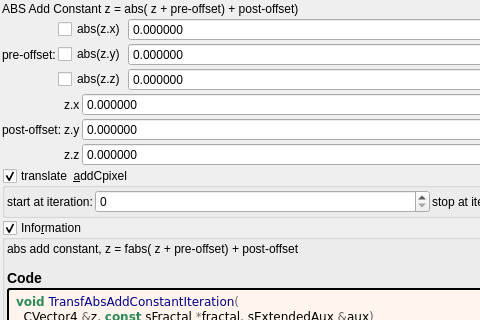
Old version of the form mandelbulber2/formula/ui/transf_abs_add_constant.ui in the repository buddhi1980/mandelbulber2; both pictures show x 0 to 480 and y 0 to 320 of the 862 by 1005 pixel window.
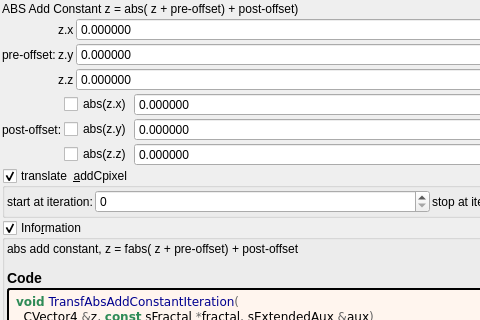
New version of the form. Custom widgets are drawn as their Qt base class.

Diff of the .ui file:
```diff
--- a/mandelbulber2/formula/ui/transf_abs_add_constant.ui
+++ b/mandelbulber2/formula/ui/transf_abs_add_constant.ui
@@ -116,27 +116,6 @@
        </property>
       </widget>
      </item>
-     <item row="0" column="1">
-      <widget class="MyCheckBox" name="checkBox_transf_function_enabledx">
-       <property name="text">
-        <string notr="true">abs(z.x)</string>
-       </property>
-      </widget>
-     </item>
-     <item row="1" column="1">
-      <widget class="MyCheckBox" name="checkBox_transf_function_enabledy">
-       <property name="text">
-        <string notr="true">abs(z.y)</string>
-       </property>
-      </widget>
-     </item>
-     <item row="2" column="1">
-      <widget class="MyCheckBox" name="checkBox_transf_function_enabledz">
-       <property name="text">
-        <string notr="true">abs(z.z)</string>
-       </property>
-      </widget>
-     </item>
      <item row="1" column="0">
       <widget class="QLabel" name="label_23">
        <property name="text">
@@ -144,6 +123,27 @@
        </property>
       </widget>
      </item>
+     <item row="0" column="1">
+      <widget class="QLabel" name="label_122">
+       <property name="text">
+        <string notr="true">z.x</string>
+       </property>
+      </widget>
+     </item>
+     <item row="1" column="1">
+      <widget class="QLabel" name="label_133">
+       <property name="text">
+        <string notr="true">z.y</string>
+       </property>
+      </widget>
+     </item>
+     <item row="2" column="1">
+      <widget class="QLabel" name="label_134">
+       <property name="text">
+        <string notr="true">z.z</string>
+       </property>
+      </widget>
+     </item>
     </layout>
    </item>
    <item>
@@ -151,27 +151,6 @@
      <property name="spacing">
       <number>2</number>
      </property>
-     <item row="0" column="1">
-      <widget class="QLabel" name="label_122">
-       <property name="text">
-        <string notr="true">z.x</string>
-       </property>
-      </widget>
-     </item>
-     <item row="2" column="1">
-      <widget class="QLabel" name="label_134">
-       <property name="text">
-        <string notr="true">z.z</string>
-       </property>
-      </widget>
-     </item>
-     <item row="1" column="1">
-      <widget class="QLabel" name="label_133">
-       <property name="text">
-        <string notr="true">z.y</string>
-       </property>
-      </widget>
-     </item>
      <item row="1" column="0">
       <widget class="QLabel" name="label_259">
        <property name="text">
@@ -263,6 +242,27 @@
        </property>
       </widget>
      </item>
+     <item row="0" column="1">
+      <widget class="MyCheckBox" name="checkBox_transf_function_enabledx">
+       <property name="text">
+        <string notr="true">abs(z.x)</string>
+       </property>
+      </widget>
+     </item>
+     <item row="1" column="1">
+      <widget class="MyCheckBox" name="checkBox_transf_function_enabledy">
+       <property name="text">
+        <string notr="true">abs(z.y)</string>
+       </property>
+      </widget>
+     </item>
+     <item row="2" column="1">
+      <widget class="MyCheckBox" name="checkBox_transf_function_enabledz">
+       <property name="text">
+        <string notr="true">abs(z.z)</string>
+       </property>
+      </widget>
+     </item>
     </layout>
    </item>
    <item>
```
